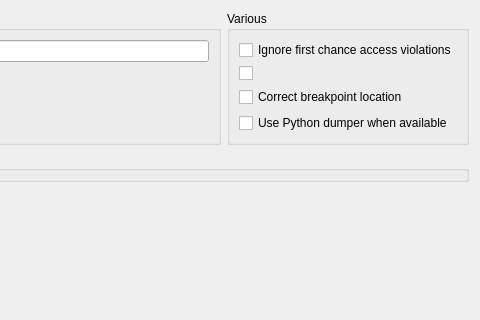
First picture: the form in src/plugins/debugger/cdb/cdboptionspagewidget.ui, repository qt-creator/qt-creator, before the edit; both pictures show x 149 to 629 and y 0 to 320 of the 629 by 807 pixel window.
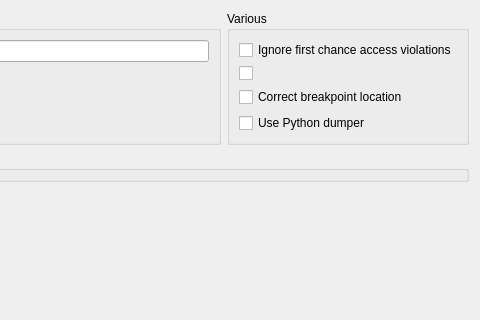
Second picture: the form after the edit.

Commit message:
Debugger: Remove 'available' part of the cdb python setting
Since the cdbextension is now shipped with python the majority of users
should have this extension.

The edit to the form file:
```diff
--- a/src/plugins/debugger/cdb/cdboptionspagewidget.ui
+++ b/src/plugins/debugger/cdb/cdboptionspagewidget.ui
@@ -92,7 +92,7 @@
           <item>
            <widget class="QCheckBox" name="usePythonDumper">
             <property name="text">
-             <string>Use Python dumper when available</string>
+             <string>Use Python dumper</string>
             </property>
            </widget>
           </item>
```
